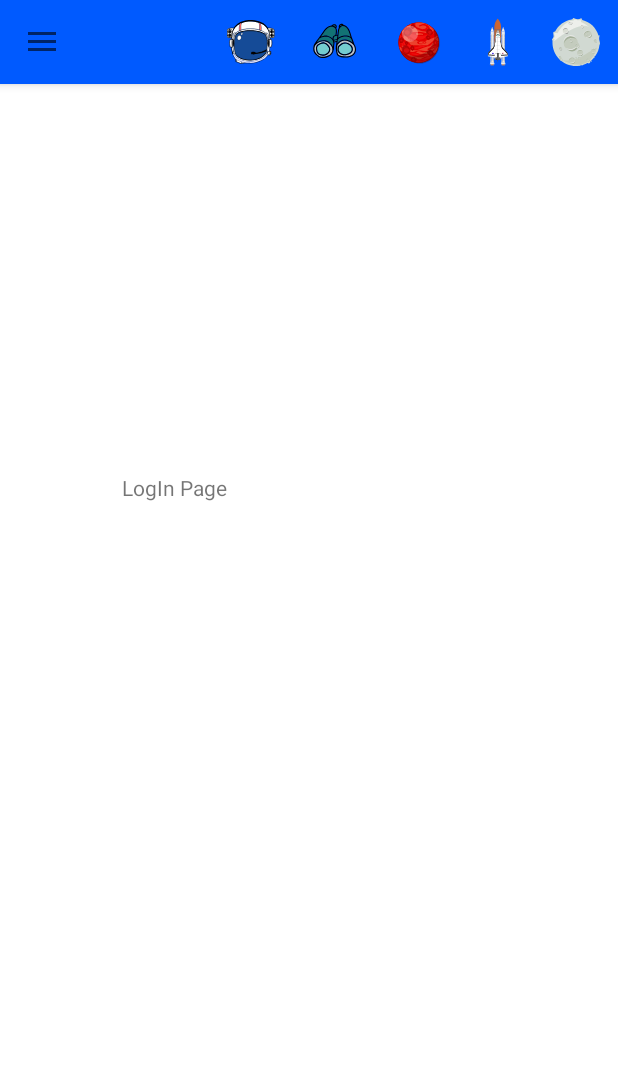
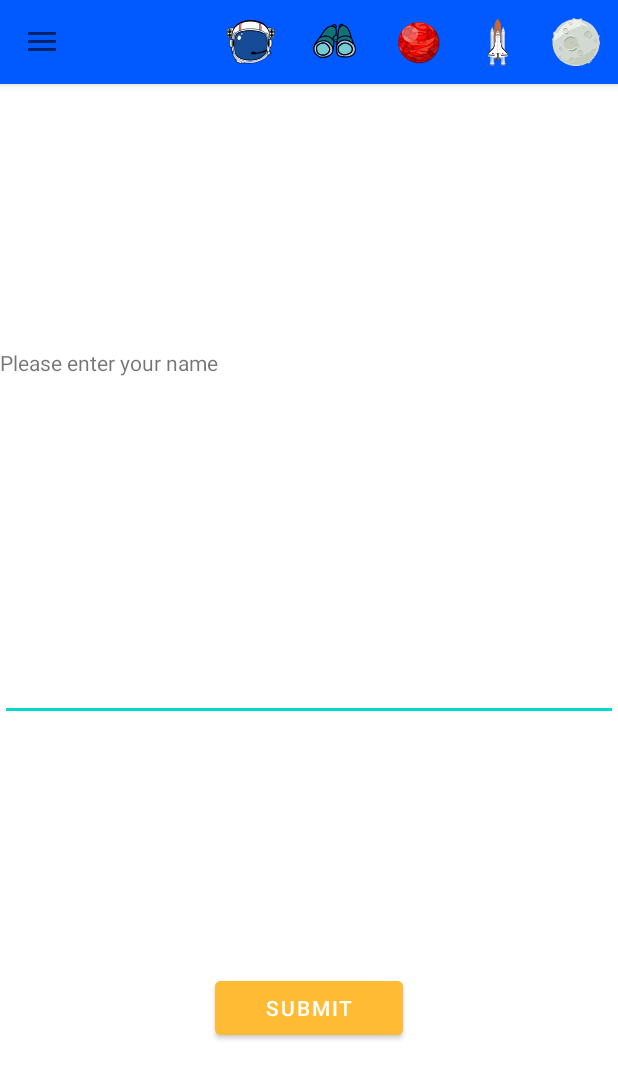
Before and after one commit to ETS-Android1/NASA_Android_App, an Android app: the screen it shows after launch (LogInActivity), after a tap on "Home", on a phone screen of 412 x 824 dp. Shown: the top 1079 px of the screen. Run offline under Robolectric (Android 15) with nearby library versions, the phone set to English and light mode, and no system bars.

Commit message:
shared preferences saves name from log-in Activity

```diff
--- a/app/src/main/java/com/example/finalproject/LogInActivity.java
+++ b/app/src/main/java/com/example/finalproject/LogInActivity.java
@@ -2,29 +2,75 @@ package com.example.finalproject;
 
 import androidx.appcompat.app.AppCompatActivity;
 
+import android.content.Context;
+import android.content.Intent;
+import android.content.SharedPreferences;
 import android.os.Bundle;
 import android.view.View;
+import android.widget.Button;
+import android.widget.EditText;
 import android.widget.TextView;
+import android.widget.Toast;
 
-import com.example.finalproject.databinding.ActivityDashboardBinding;
+
 import com.example.finalproject.databinding.ActivityLogInBinding;
 import com.google.android.material.navigation.NavigationView;
 
 public class LogInActivity extends DrawerBaseActivity {
-
+    //to extend common nav drawer and toolbar
     ActivityLogInBinding activityLogInBinding;
-
+    //edit text for user to enter name
+    private EditText textEntered;
+    //initialize shared preferences
+    SharedPreferences prefs = null;
+    //initialize button to add name to shared preferences
+    Button addNameButton;
+    String savedName;
 
     @Override
     protected void onCreate(Bundle savedInstanceState) {
         super.onCreate(savedInstanceState);
         activityLogInBinding = ActivityLogInBinding.inflate(getLayoutInflater());
-       allocateActivityTitle("LogIn");
-      setContentView(activityLogInBinding.getRoot());
+        allocateActivityTitle("LogIn");
+        setContentView(activityLogInBinding.getRoot());
 
         //set title of nav drawer to activity name
         final NavigationView navigationView = (NavigationView) findViewById(R.id.nav_view);
         View headView = navigationView.getHeaderView(0);
         ((TextView) headView.findViewById(R.id.activityTitle)).setText("Log In");
+
+        //get edit text
+        textEntered = (EditText) findViewById(R.id.enterName);
+        //
+        prefs = getSharedPreferences("FileName", Context.MODE_PRIVATE);
+        savedName = prefs.getString("TypedText", " ");
+        EditText typeField = findViewById(R.id.enterName);
+        typeField.setText(savedName);
+
+        addNameButton = (Button) findViewById(R.id.enterNameButton);
+        addNameButton.setOnClickListener(new View.OnClickListener() {
+            public void onClick(View v) {
+                //when button clicked save text to shared preferences
+                saveSharedPrefs(typeField.getText().toString());
+                //make toast to say save successful
+                Toast.makeText(LogInActivity.this, "Welcome "+savedName +". Please explore!", Toast.LENGTH_LONG).show();
+
+            }
+        });}
+
+        public void openDateActivity () {
+            Intent intent = new Intent(this, EnterDateActivity.class);
+            textEntered = (EditText) findViewById(R.id.enterName);
+            intent.putExtra("textEntered", textEntered.getText().toString());
+            int LAUNCH_ENTER_DATE_ACTIVITY = 1;
+            startActivityForResult(intent, LAUNCH_ENTER_DATE_ACTIVITY);
+        }
+
+        private void saveSharedPrefs (String stringToSave)
+        {
+            SharedPreferences prefs = getSharedPreferences("FileName", Context.MODE_PRIVATE);
+            SharedPreferences.Editor editor = prefs.edit();
+            editor.putString("TypedText", textEntered.getText().toString());
+            editor.commit();
+        }
     }
-}
--- a/app/src/main/java/com/example/finalproject/MainActivity.java
+++ b/app/src/main/java/com/example/finalproject/MainActivity.java
@@ -7,6 +7,9 @@ import androidx.appcompat.widget.Toolbar;
 import androidx.core.view.GravityCompat;
 import androidx.drawerlayout.widget.DrawerLayout;
 
+import android.content.Context;
+import android.content.Intent;
+import android.content.SharedPreferences;
 import android.os.Bundle;
 import android.view.Menu;
 import android.view.MenuInflater;
@@ -23,6 +26,10 @@ import com.example.finalproject.databinding.ActivityMainBinding;
 public class MainActivity extends DrawerBaseActivity {
     //variable to hold bindings
     ActivityMainBinding activityMainBinding;
+    //initialize shared preferences
+    SharedPreferences prefs = null;
+    TextView greeting;
+
 
 
     @Override
@@ -36,7 +43,16 @@ public class MainActivity extends DrawerBaseActivity {
         //set title of nav drawer to activity name
         final NavigationView navigationView = (NavigationView) findViewById(R.id.nav_view);
         View headView = navigationView.getHeaderView(0);
-        ((TextView) headView.findViewById(R.id.activityTitle)).setText("Home Page");
+        ((TextView) headView.findViewById(R.id.activityTitle)).setText("Mars Weather");
+        //get name from shared preferences
+        prefs = getSharedPreferences("FileName", Context.MODE_PRIVATE);
+        String savedString = prefs.getString("TypedText", " " );
+        greeting = (TextView) findViewById(R.id.marsWeatherGreeting);
+        String full = "Whats the weather today " + savedString + "?";
+        greeting.setText(full);
+
+
+
 
 
     }
--- a/app/src/main/res/layout/activity_log_in.xml
+++ b/app/src/main/res/layout/activity_log_in.xml
@@ -7,14 +7,35 @@
     tools:context=".LogInActivity">
 
     <TextView
-        android:layout_width="250dp"
-        android:layout_height="250dp"
         android:id="@+id/bookmarkPage"
+        android:layout_width="match_parent"
+        android:layout_height="35dp"
+        android:layout_marginTop="176dp"
         android:text="@string/logInPage"
-        app:layout_constraintBottom_toBottomOf="parent"
         app:layout_constraintEnd_toEndOf="parent"
+        app:layout_constraintHorizontal_bias="0.0"
         app:layout_constraintStart_toStartOf="parent"
         app:layout_constraintTop_toTopOf="parent" />
 
+    <EditText
+        android:id="@+id/enterName"
+        android:layout_width="match_parent"
+        android:layout_height="wrap_content"
+        app:layout_constraintBottom_toTopOf="@+id/enterNameButton"
+        app:layout_constraintEnd_toEndOf="parent"
+        app:layout_constraintStart_toStartOf="parent"
+        app:layout_constraintTop_toBottomOf="@+id/bookmarkPage" />
+
+    <Button
+        android:id="@+id/enterNameButton"
+        android:layout_width="125dp"
+        android:layout_height="wrap_content"
+        android:layout_marginBottom="128dp"
+        android:backgroundTint="@android:color/holo_orange_light"
+        android:text="@string/enterNameButton"
+        app:layout_constraintBottom_toBottomOf="parent"
+        app:layout_constraintEnd_toEndOf="parent"
+        app:layout_constraintStart_toStartOf="parent" />
+
 
 </androidx.constraintlayout.widget.ConstraintLayout>
--- a/app/src/main/res/layout/activity_main.xml
+++ b/app/src/main/res/layout/activity_main.xml
@@ -9,7 +9,8 @@
     <TextView
         android:layout_width="wrap_content"
         android:layout_height="wrap_content"
-        android:text="Hello World!"
+        android:text="@string/marsWeather"
+        android:id="@+id/marsWeatherGreeting"
         app:layout_constraintBottom_toBottomOf="parent"
         app:layout_constraintLeft_toLeftOf="parent"
         app:layout_constraintRight_toRightOf="parent"
--- a/app/src/main/res/values/strings.xml
+++ b/app/src/main/res/values/strings.xml
@@ -4,7 +4,7 @@
     <string name="menu_drawer_closed">Closed</string>
     <string name="appAct">Activity Name placeholer</string>
     <string name="newsPage">News Page</string>
-    <string name="logInPage">LogIn Page</string>
+    <string name="logInPage">Please enter your name</string>
     <string name="activityTitle">Welcome</string>
     <string name="bookmarkActivityTitle">Bookmark Page</string>
     <string name="open">open</string>
@@ -15,4 +15,7 @@
     <string name="homeMenu">Home</string>
     <string name="marsWeather">Mars Weather</string>
     <string name="exit">Exit</string>
+    <string name="enterNameButton">Submit</string>
+    <string name="enterName">Beam me up Scotty?</string>
+
 </resources>
```
Also changed, not shown: app/src/main/java/com/example/finalproject/DrawerBaseActivity.java (+4 -6 lines), app/src/main/java/com/example/finalproject/EnterDateActivity.java (+13 -0 lines), app/src/main/res/layout/activity_enter_date.xml (+5 -4 lines).
